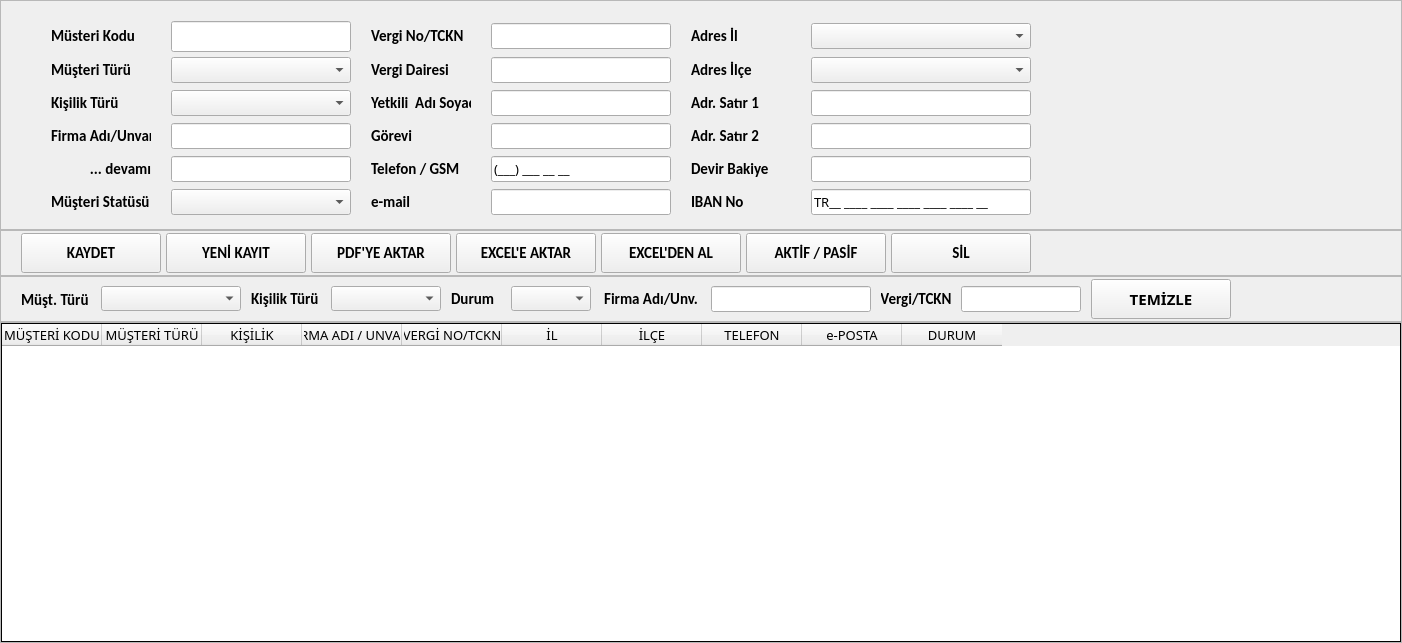
This is ui/ui_files/customers_window.ui in AyhanErcan70/SATTUP as Qt 5 draws it before an edit. The edited form follows.
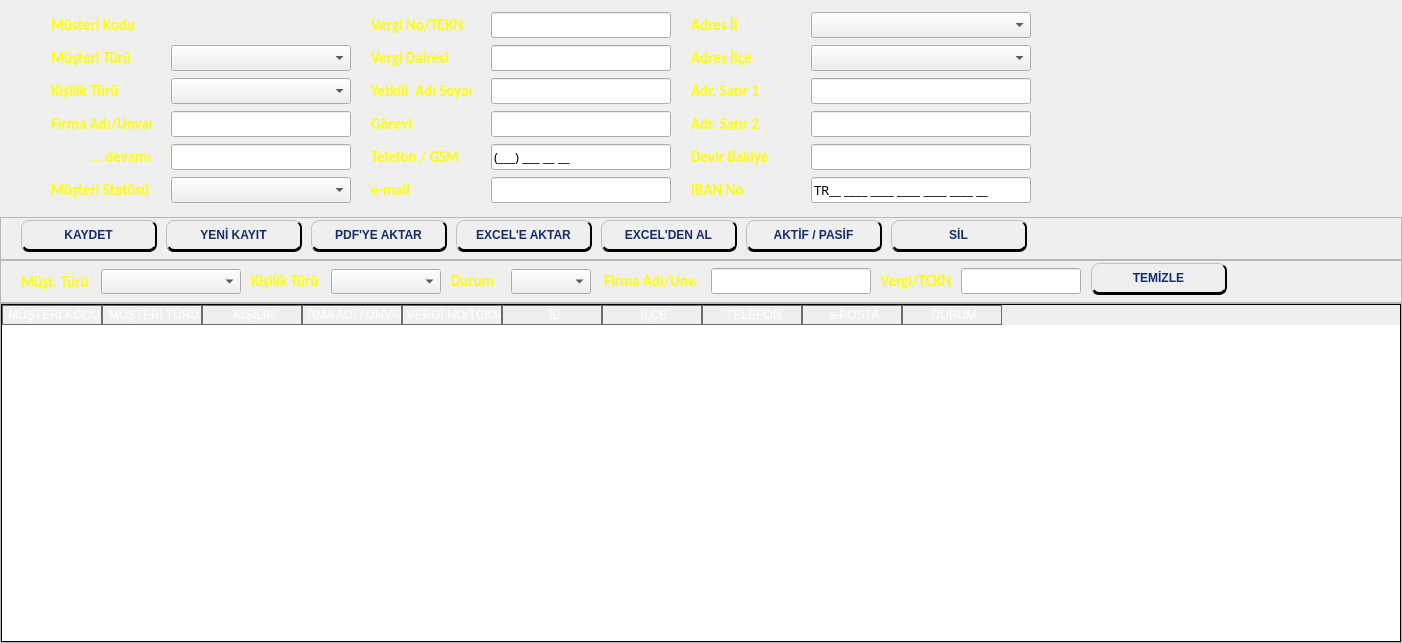
This is the edited form. Icons and pictures are not drawn.

The edit to the form file:
```diff
--- a/ui/ui_files/customers_window.ui
+++ b/ui/ui_files/customers_window.ui
@@ -14,7 +14,105 @@
    <string>Form</string>
   </property>
   <property name="styleSheet">
-   <string notr="true"/>
+   <string notr="true">QWidget#main_form{
+	
+border-image: url(:/resimler/a22.png);}
+QFrame#top_frame{background: transparent;}
+QWidget#main_form QLabel {
+	color:#ffff00;
+}
+QWidget#main_form QPushButton {
+	background-color: qlineargradient(x1:0, y1:0, x2:0, y2:1,
+                                      stop:0 #B0B0B0, stop: 0.5 #9D9D9D,
+                                      stop: 0.6 #8D8D8D, stop:1 #686868);
+    color: #162d6d;
+    font-family: 'Yu Gothic UI', sans-serif; 
+	font-weight: bold;   
+    font-size: 12px;
+    border-radius: 8px;
+	border-top: 1px solid #C0C0C0;
+    border-left: 1px solid #C0C0C0;
+    border-right: 2px solid #000; 
+    border-bottom: 3px solid #000; 
+	min-height: 28px;
+    margin-right: 4px; 
+    margin-bottom: 5px;    
+}
+QWidget#main_form QPushButton:hover {
+    color: #fff;
+   font-size:14px;
+    border-right: 4px solid #A9A9A9;
+    border-bottom: 5px solid #808080;
+}
+
+QWidget#main_form QPushButton:pressed {
+    color: #55ff00;
+    border-top: 2px solid #696969;
+    border-left: 2px solid #696969;
+    border-right: 1px solid #808080;   
+    border-bottom: 1px solid #808080;     
+    margin-top: 4px;  
+    margin-left: 0px; 
+    margin-bottom: 1px;
+    margin-right: 2px;    
+    padding-top: 10px;  
+}
+	QFrame#top_frame QLineEdit#txt_personel_kodu, QFrame#top_frame QLineEdit#txt_musteri_kodu, QFrame#top_frame 			QLineEdit#txt_arac_kodu, QFrame#top_frame QLineEdit#txt_sozlesme_kodu{
+	border: none;
+	background:none;
+	background-color:transparent;
+	font-family: &quot;&quot;Poppins&quot;&quot;;
+	font-weight: bold;
+	font-size: 12pt;
+	text-align: center;
+	color:#00ff7f;
+}
+QFrame#top_frame QTableWidget{
+    background-color: #ffffff;
+    alternate-background-color: #cfd0d1;
+    gridline-color: #96999c;            
+    border: 1px solid #4e4e50;
+    border-radius: 4px;
+    font-family: &quot;&quot;DaltonaPro&quot;&quot;;      
+    outline: 0;                        
+}
+QFrame#top_frame QHeaderView::section, QFrame#bottom_frame QHeaderView::section, QFrame#middle_n_frame QHeaderView::section, QFrame#middle_s_frame QHeaderView::section {
+    background-color: qlineargradient(x1:0, y1:0, x2:0, y2:1,
+                                      stop:0 #2246AA, stop: 0.5 #1A3580,
+                                      stop: 0.6 #162d6d, stop:1 #20409c);
+    color: white;
+    padding-left: 4px;
+    border: 1px solid #6c6c6c;
+}
+
+QFrame#top_frame QTableWidget::item, QFrame#bottom_frame QTableWidget::item, QFrame#middle_n_frame QTableWidget::item, QFrame#middle_s_frame QTableWidget::item {
+    padding: 2px 6px;
+    border-bottom: 1px solid #757779;
+}
+
+QFrame#top_frame QTableWidget::item:selected, QFrame#bottom_frame QTableWidget::item:selected, QFrame#middle_n_frame QTableWidget::item:selected, QFrame#middle_s_frame QTableWidget::item:selected {
+    background-color: #e1f5fe;
+    color: #162D6D;
+    border-left: 3px solid #01c4ff;  
+}
+
+QFrame#top_frame QTableWidget QTableCornerButton::section, QFrame#bottom_frame QTableWidget QTableCornerButton::section, QFrame#middle_n_frame QTableWidget QTableCornerButton::section, QFrame#middle_s_frame QTableWidget QTableCornerButton::section {
+    background-color: #162D6D;
+    border: none;
+}
+/*QWidget#main_form QComboBox::down-arrow {
+	image: url(:/simgeler/down-arrow2.png);}
+
+QWidget#main_form QComboBox::down-arrow:on { 
+    top: 1px;
+    left: 1px;
+}*/
+
+
+
+
+
+</string>
   </property>
   <layout class="QGridLayout" name="gridLayout_8">
    <property name="leftMargin">
@@ -41,7 +139,7 @@
       </sizepolicy>
      </property>
      <property name="frameShape">
-      <enum>QFrame::Shape::StyledPanel</enum>
+      <enum>QFrame::Shape::NoFrame</enum>
      </property>
      <property name="frameShadow">
       <enum>QFrame::Shadow::Raised</enum>
@@ -51,7 +149,7 @@
        <number>30</number>
       </property>
       <property name="topMargin">
-       <number>10</number>
+       <number>0</number>
       </property>
       <property name="rightMargin">
        <number>0</number>
@@ -1346,7 +1444,7 @@
           <property name="minimumSize">
            <size>
             <width>140</width>
-            <height>40</height>
+            <height>37</height>
            </size>
           </property>
           <property name="maximumSize">
@@ -1357,8 +1455,8 @@
           </property>
           <property name="font">
            <font>
-            <family>Calibri</family>
-            <pointsize>11</pointsize>
+            <family>Yu Gothic UI</family>
+            <pointsize>-1</pointsize>
             <italic>false</italic>
             <bold>true</bold>
            </font>
@@ -1376,7 +1474,7 @@
           <property name="minimumSize">
            <size>
             <width>140</width>
-            <height>40</height>
+            <height>37</height>
            </size>
           </property>
           <property name="maximumSize">
@@ -1387,8 +1485,8 @@
           </property>
           <property name="font">
            <font>
-            <family>Calibri</family>
-            <pointsize>11</pointsize>
+            <family>Yu Gothic UI</family>
+            <pointsize>-1</pointsize>
             <italic>false</italic>
             <bold>true</bold>
            </font>
@@ -1403,7 +1501,7 @@
           <property name="minimumSize">
            <size>
             <width>140</width>
-            <height>40</height>
+            <height>37</height>
            </size>
           </property>
           <property name="maximumSize">
@@ -1414,8 +1512,8 @@
           </property>
           <property name="font">
            <font>
-            <family>Calibri</family>
-            <pointsize>11</pointsize>
+            <family>Yu Gothic UI</family>
+            <pointsize>-1</pointsize>
             <italic>false</italic>
             <bold>true</bold>
            </font>
@@ -1430,7 +1528,7 @@
           <property name="minimumSize">
            <size>
             <width>140</width>
-            <height>40</height>
+            <height>37</height>
            </size>
           </property>
           <property name="maximumSize">
@@ -1441,8 +1539,8 @@
           </property>
           <property name="font">
            <font>
-            <family>Calibri</family>
-            <pointsize>11</pointsize>
+            <family>Yu Gothic UI</family>
+            <pointsize>-1</pointsize>
             <italic>false</italic>
             <bold>true</bold>
            </font>
@@ -1460,7 +1558,7 @@
           <property name="minimumSize">
            <size>
             <width>140</width>
-            <height>40</height>
+            <height>37</height>
            </size>
           </property>
           <property name="maximumSize">
@@ -1471,8 +1569,8 @@
           </property>
           <property name="font">
            <font>
-            <family>Calibri</family>
-            <pointsize>11</pointsize>
+            <family>Yu Gothic UI</family>
+            <pointsize>-1</pointsize>
             <italic>false</italic>
             <bold>true</bold>
            </font>
@@ -1487,7 +1585,7 @@
           <property name="minimumSize">
            <size>
             <width>140</width>
-            <height>40</height>
+            <height>37</height>
            </size>
           </property>
           <property name="maximumSize">
@@ -1498,8 +1596,8 @@
           </property>
           <property name="font">
            <font>
-            <family>Calibri</family>
-            <pointsize>11</pointsize>
+            <family>Yu Gothic UI</family>
+            <pointsize>-1</pointsize>
             <italic>false</italic>
             <bold>true</bold>
            </font>
@@ -1514,7 +1612,7 @@
           <property name="minimumSize">
            <size>
             <width>140</width>
-            <height>40</height>
+            <height>37</height>
            </size>
           </property>
           <property name="maximumSize">
@@ -1525,8 +1623,8 @@
           </property>
           <property name="font">
            <font>
-            <family>Calibri</family>
-            <pointsize>11</pointsize>
+            <family>Yu Gothic UI</family>
+            <pointsize>-1</pointsize>
             <italic>false</italic>
             <bold>true</bold>
            </font>
@@ -1913,7 +2011,7 @@
           <property name="minimumSize">
            <size>
             <width>140</width>
-            <height>40</height>
+            <height>37</height>
            </size>
           </property>
           <property name="maximumSize">
@@ -1924,8 +2022,8 @@
           </property>
           <property name="font">
            <font>
-            <family>Century Gothic</family>
-            <pointsize>11</pointsize>
+            <family>Yu Gothic UI</family>
+            <pointsize>-1</pointsize>
             <bold>true</bold>
            </font>
           </property>
```
Left out of the diff: 4 changed lines with no effect on the pictures.
